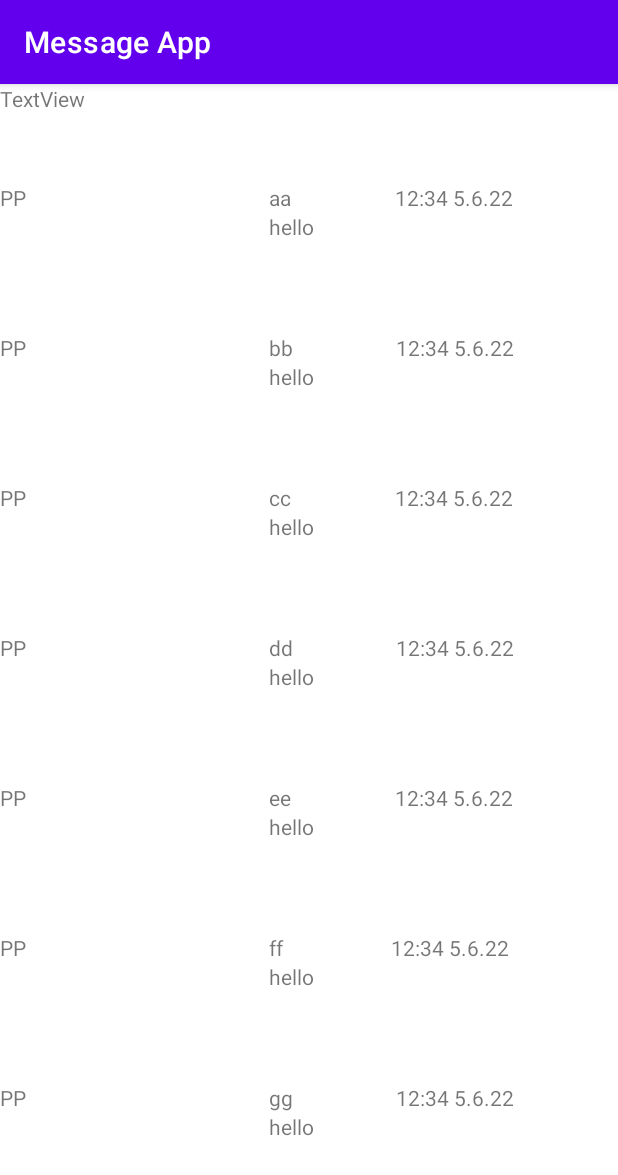
After one commit to ZeevBinnes/Message-App-Android, an Android app: the ContactsActivity screen opened directly, with no data from a screen before it, on a phone screen of 412 x 824 dp. The commit adds this screen. Shown: the top 1175 px of the screen. Run offline under Robolectric (Android 15) with nearby library versions, the phone set to English and light mode, and no system bars; our stand-ins replace Room's generated code.

Commit message:
basic contacts screen with RecyclerView

```diff
--- a/app/build.gradle
+++ b/app/build.gradle
@@ -32,6 +32,7 @@ dependencies {
     implementation 'androidx.appcompat:appcompat:1.4.1'
     implementation 'com.google.android.material:material:1.6.1'
     implementation 'androidx.constraintlayout:constraintlayout:2.1.4'
+    implementation 'androidx.room:room-common:2.3.0'
     testImplementation 'junit:junit:4.13.2'
     androidTestImplementation 'androidx.test.ext:junit:1.1.3'
     androidTestImplementation 'androidx.test.espresso:espresso-core:3.4.0'
--- a/app/src/main/AndroidManifest.xml
+++ b/app/src/main/AndroidManifest.xml
@@ -14,7 +14,10 @@
         android:theme="@style/Theme.MessageAppAndroid"
         tools:targetApi="31">
         <activity
-            android:name=".MainActivity"
+            android:name=".activities.ContactsActivity"
+            android:exported="false" />
+        <activity
+            android:name=".activities.MainActivity"
             android:exported="true">
             <intent-filter>
                 <action android:name="android.intent.action.MAIN" />
--- a/app/src/main/java/advancedprog2/messageappandroid/MainActivity.java
+++ /dev/null
@@ -1,14 +0,0 @@
-package advancedprog2.messageappandroid;
-
-import androidx.appcompat.app.AppCompatActivity;
-
-import android.os.Bundle;
-
-public class MainActivity extends AppCompatActivity {
-
-    @Override
-    protected void onCreate(Bundle savedInstanceState) {
-        super.onCreate(savedInstanceState);
-        setContentView(R.layout.activity_main);
-    }
-}
--- /dev/null
+++ b/app/src/main/java/advancedprog2/messageappandroid/activities/ContactsActivity.java
@@ -0,0 +1,49 @@
+package advancedprog2.messageappandroid.activities;
+
+import androidx.appcompat.app.AppCompatActivity;
+import androidx.recyclerview.widget.LinearLayoutManager;
+import androidx.recyclerview.widget.RecyclerView;
+
+import android.os.Bundle;
+
+import java.util.ArrayList;
+import java.util.List;
+
+import advancedprog2.messageappandroid.R;
+import advancedprog2.messageappandroid.adapters.ContactsListAdapter;
+import advancedprog2.messageappandroid.entities.Contact;
+
+public class ContactsActivity extends AppCompatActivity {
+
+    @Override
+    protected void onCreate(Bundle savedInstanceState) {
+        super.onCreate(savedInstanceState);
+        setContentView(R.layout.activity_contacts);
+
+        List<Contact> contactsList = new ArrayList<>();
+        contactsList.add(new Contact("a", "aa", "s", "hello", "12:34 5.6.22"));
+        contactsList.add(new Contact("b", "bb", "s", "hello", "12:34 5.6.22"));
+        contactsList.add(new Contact("c", "cc", "s", "hello", "12:34 5.6.22"));
+        contactsList.add(new Contact("d", "dd", "s", "hello", "12:34 5.6.22"));
+        contactsList.add(new Contact("e", "ee", "s", "hello", "12:34 5.6.22"));
+        contactsList.add(new Contact("f", "ff", "s", "hello", "12:34 5.6.22"));
+        contactsList.add(new Contact("g", "gg", "s", "hello", "12:34 5.6.22"));
+        contactsList.add(new Contact("h", "hh", "s", "hello", "12:34 5.6.22"));
+        contactsList.add(new Contact("i", "ii", "s", "hello", "12:34 5.6.22"));
+        contactsList.add(new Contact("j", "jj", "s", "hello", "12:34 5.6.22"));
+        contactsList.add(new Contact("k", "kk", "s", "hello", "12:34 5.6.22"));
+        contactsList.add(new Contact("l", "ll", "s", "hello", "12:34 5.6.22"));
+        contactsList.add(new Contact("m", "mm", "s", "hello", "12:34 5.6.22"));
+        contactsList.add(new Contact("n", "nn", "s", "hello", "12:34 5.6.22"));
+        contactsList.add(new Contact("o", "oo", "s", "hello", "12:34 5.6.22"));
+        contactsList.add(new Contact("p", "pp", "s", "hello", "12:34 5.6.22"));
+
+        RecyclerView contactsListLayout = findViewById(R.id.contactsList);
+        final ContactsListAdapter adapter = new ContactsListAdapter(this);
+        contactsListLayout.setAdapter(adapter);
+        contactsListLayout.setLayoutManager(new LinearLayoutManager(this));
+
+        adapter.setContacts(contactsList);
+
+    }
+}
--- /dev/null
+++ b/app/src/main/java/advancedprog2/messageappandroid/activities/MainActivity.java
@@ -0,0 +1,26 @@
+package advancedprog2.messageappandroid.activities;
+
+import androidx.appcompat.app.AppCompatActivity;
+
+import android.content.Intent;
+import android.os.Bundle;
+import android.view.View;
+import android.widget.Button;
+
+import advancedprog2.messageappandroid.R;
+import advancedprog2.messageappandroid.activities.ContactsActivity;
+
+public class MainActivity extends AppCompatActivity {
+
+    @Override
+    protected void onCreate(Bundle savedInstanceState) {
+        super.onCreate(savedInstanceState);
+        setContentView(R.layout.activity_main);
+
+        Button btnToContacts = findViewById(R.id.btnToContacts);
+        btnToContacts.setOnClickListener(view -> {
+            Intent intent = new Intent(this, ContactsActivity.class);
+            startActivity(intent);
+        });
+    }
+}
--- /dev/null
+++ b/app/src/main/java/advancedprog2/messageappandroid/adapters/ContactsListAdapter.java
@@ -0,0 +1,68 @@
+package advancedprog2.messageappandroid.adapters;
+
+import android.content.Context;
+import android.view.LayoutInflater;
+import android.view.View;
+import android.view.ViewGroup;
+import android.widget.TextView;
+
+import androidx.recyclerview.widget.RecyclerView;
+
+import java.util.List;
+
+import advancedprog2.messageappandroid.R;
+import advancedprog2.messageappandroid.entities.Contact;
+
+public class ContactsListAdapter extends RecyclerView.Adapter<ContactsListAdapter.ContactViewHolder> {
+
+    class ContactViewHolder extends RecyclerView.ViewHolder {
+        private final TextView tvName;
+        private final TextView tvContent;
+        private final TextView tvTime;
+        private final TextView tvPhoto;
+
+        private ContactViewHolder(View itemview) {
+            super(itemview);
+            tvName = itemview.findViewById(R.id.tvContactName);
+            tvContent = itemview.findViewById(R.id.tvContactContent);
+            tvTime = itemview.findViewById(R.id.tvContactTime);
+            tvPhoto = itemview.findViewById(R.id.tvContactPhoto);
+        }
+    }
+
+    private final LayoutInflater mInflater;
+    public List<Contact> contacts;
+
+    public ContactsListAdapter(Context context) {mInflater = LayoutInflater.from(context);}
+
+    @Override
+    public ContactViewHolder onCreateViewHolder(ViewGroup parent, int viewType) {
+        View itemView = mInflater.inflate(R.layout.contect_layout, parent, false);
+        return new ContactViewHolder(itemView);
+    }
+
+    @Override
+    public void onBindViewHolder(ContactViewHolder holder, int position) {
+        if (contacts != null) {
+            final Contact current = contacts.get(position);
+            holder.tvName.setText(current.getName());
+            holder.tvContent.setText(current.getLast());
+            holder.tvTime.setText(current.getLastdate());
+            holder.tvPhoto.setText("PP");
+        }
+    }
+
+    public void setContacts(List<Contact> contactsList) {
+        contacts = contactsList;
+        notifyDataSetChanged();
+    }
+
+    @Override
+    public int getItemCount() {
+        if (contacts != null) {
+            return contacts.size();
+        }
+        else return 0;
+    }
+
+}
--- /dev/null
+++ b/app/src/main/java/advancedprog2/messageappandroid/entities/Contact.java
@@ -0,0 +1,62 @@
+package advancedprog2.messageappandroid.entities;
+
+import androidx.room.Entity;
+import androidx.room.PrimaryKey;
+
+@Entity
+public class Contact {
+    @PrimaryKey
+    private String id;
+    private String name;
+    private String Server;
+    private String Last;
+    private String Lastdate;
+
+    public Contact(String id, String name, String server, String last, String time) {
+        this.id = id;
+        this.name = name;
+        Server = server;
+        Last = last;
+        Lastdate = time;
+    }
+
+    public String getId() {
+        return id;
+    }
+
+    public void setId(String id) {
+        this.id = id;
+    }
+
+    public String getName() {
+        return name;
+    }
+
+    public void setName(String name) {
+        this.name = name;
+    }
+
+    public String getServer() {
+        return Server;
+    }
+
+    public void setServer(String server) {
+        Server = server;
+    }
+
+    public String getLast() {
+        return Last;
+    }
+
+    public void setLast(String last) {
+        Last = last;
+    }
+
+    public String getLastdate() {
+        return Lastdate;
+    }
+
+    public void setLastdate(String lastdate) {
+        Lastdate = lastdate;
+    }
+}
--- /dev/null
+++ b/app/src/main/res/layout/activity_contacts.xml
@@ -0,0 +1,21 @@
+<?xml version="1.0" encoding="utf-8"?>
+<LinearLayout xmlns:android="http://schemas.android.com/apk/res/android"
+    xmlns:app="http://schemas.android.com/apk/res-auto"
+    xmlns:tools="http://schemas.android.com/tools"
+    android:layout_width="match_parent"
+    android:layout_height="match_parent"
+    android:orientation="vertical">
+
+    <TextView
+        android:id="@+id/contactHeadBar"
+        android:layout_width="match_parent"
+        android:layout_height="132dp"
+        android:layout_weight="1"
+        android:text="TextView" />
+
+    <androidx.recyclerview.widget.RecyclerView
+        android:id="@+id/contactsList"
+        android:layout_width="match_parent"
+        android:layout_height="match_parent"
+        android:layout_weight="1" />
+</LinearLayout>
--- a/app/src/main/res/layout/activity_main.xml
+++ b/app/src/main/res/layout/activity_main.xml
@@ -1,18 +1,15 @@
 <?xml version="1.0" encoding="utf-8"?>
-<androidx.constraintlayout.widget.ConstraintLayout xmlns:android="http://schemas.android.com/apk/res/android"
+<LinearLayout xmlns:android="http://schemas.android.com/apk/res/android"
     xmlns:app="http://schemas.android.com/apk/res-auto"
     xmlns:tools="http://schemas.android.com/tools"
     android:layout_width="match_parent"
     android:layout_height="match_parent"
-    tools:context=".MainActivity">
+    tools:context=".activities.MainActivity" >
 
-    <TextView
+    <Button
+        android:id="@+id/btnToContacts"
         android:layout_width="wrap_content"
         android:layout_height="wrap_content"
-        android:text="Hello World!"
-        app:layout_constraintBottom_toBottomOf="parent"
-        app:layout_constraintEnd_toEndOf="parent"
-        app:layout_constraintStart_toStartOf="parent"
-        app:layout_constraintTop_toTopOf="parent" />
-
-</androidx.constraintlayout.widget.ConstraintLayout>
+        android:layout_weight="1"
+        android:text="Contacts" />
+</LinearLayout>
--- /dev/null
+++ b/app/src/main/res/layout/contect_layout.xml
@@ -0,0 +1,91 @@
+<?xml version="1.0" encoding="utf-8"?>
+<androidx.constraintlayout.widget.ConstraintLayout xmlns:android="http://schemas.android.com/apk/res/android"
+    xmlns:app="http://schemas.android.com/apk/res-auto"
+    xmlns:tools="http://schemas.android.com/tools"
+    android:layout_width="match_parent"
+    android:layout_height="100dp">
+
+    <LinearLayout
+        android:layout_width="match_parent"
+        android:layout_height="match_parent"
+        android:orientation="horizontal"
+        app:layout_constraintBottom_toBottomOf="parent"
+        app:layout_constraintStart_toStartOf="parent"
+        app:layout_constraintTop_toTopOf="parent">
+
+        <TextView
+            android:id="@+id/tvContactPhoto"
+            android:layout_width="358dp"
+            android:layout_height="match_parent"
+            android:layout_weight="1"
+            />
+
+<!--        <androidx.constraintlayout.widget.ConstraintLayout-->
+<!--            android:layout_width="wrap_content"-->
+<!--            android:layout_height="match_parent"-->
+<!--            >-->
+
+<!--            <TextView-->
+<!--                android:id="@+id/tvContactName"-->
+<!--                android:layout_width="wrap_content"-->
+<!--                android:layout_height="wrap_content"-->
+<!--                android:layout_weight="1"-->
+<!--                android:text="TextView"-->
+<!--                app:layout_constraintStart_toStartOf="parent"-->
+<!--                app:layout_constraintTop_toTopOf="parent" />-->
+
+<!--            <TextView-->
+<!--                android:id="@+id/tvContactTime"-->
+<!--                android:layout_width="wrap_content"-->
+<!--                android:layout_height="wrap_content"-->
+<!--                android:layout_weight="1"-->
+<!--                android:text="TextView"-->
+<!--                app:layout_constraintEnd_toEndOf="parent"-->
+<!--                app:layout_constraintTop_toTopOf="parent" />-->
+
+<!--            <TextView-->
+<!--                android:id="@+id/tvContactContent"-->
+<!--                android:layout_width="match_parent"-->
+<!--                android:layout_height="wrap_content"-->
+<!--                android:text="TextView"-->
+<!--                app:layout_constraintBottom_toBottomOf="parent"-->
+<!--                app:layout_constraintEnd_toEndOf="parent"-->
+<!--                app:layout_constraintStart_toStartOf="parent" />-->
+
+<!--        </androidx.constraintlayout.widget.ConstraintLayout>-->
+
+        <LinearLayout
+            android:layout_width="match_parent"
+            android:layout_height="match_parent"
+            android:layout_weight="1"
+            android:orientation="vertical">
+
+            <LinearLayout
+                android:layout_width="match_parent"
+                android:layout_height="wrap_content"
+                android:orientation="horizontal">
+
+                <TextView
+                    android:id="@+id/tvContactName"
+                    android:layout_width="wrap_content"
+                    android:layout_height="wrap_content"
+                    android:layout_weight="1"
+                     />
+
+                <TextView
+                    android:id="@+id/tvContactTime"
+                    android:layout_width="wrap_content"
+                    android:layout_height="wrap_content"
+                    android:layout_weight="1"
+                     />
+            </LinearLayout>
+
+            <TextView
+                android:id="@+id/tvContactContent"
+                android:layout_width="match_parent"
+                android:layout_height="wrap_content"
+                 />
+        </LinearLayout>
+
+    </LinearLayout>
+</androidx.constraintlayout.widget.ConstraintLayout>
--- a/app/src/main/res/values/strings.xml
+++ b/app/src/main/res/values/strings.xml
@@ -1,3 +1,3 @@
 <resources>
-    <string name="app_name">Message App Android</string>
+    <string name="app_name">Message App</string>
 </resources>
```
